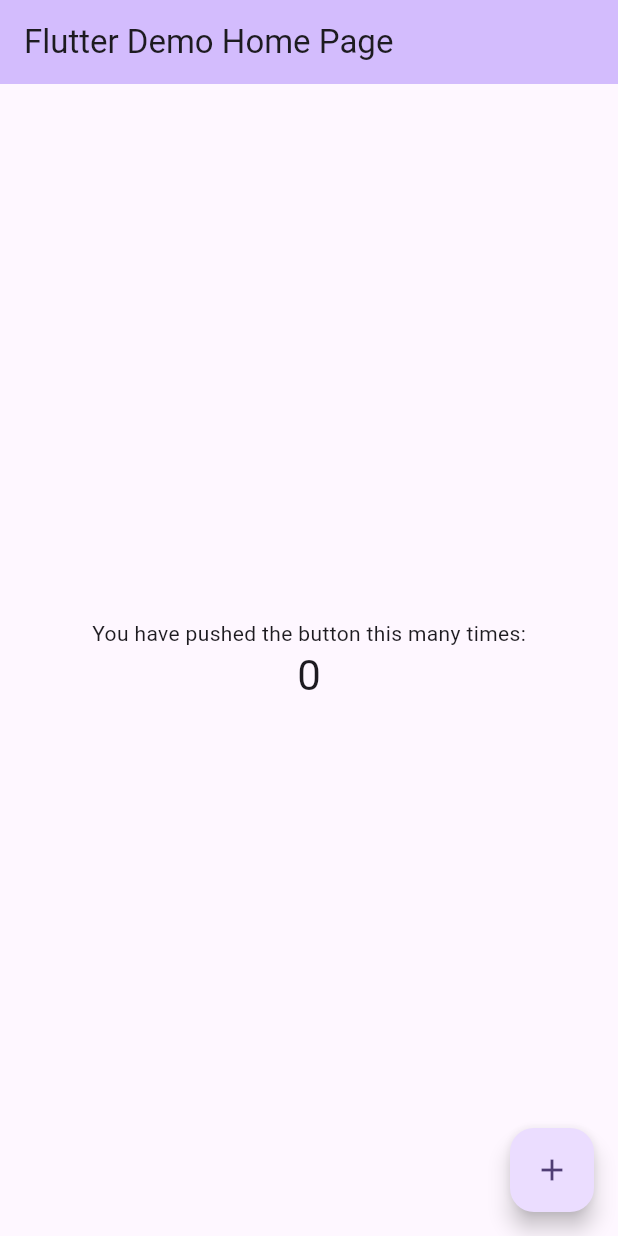
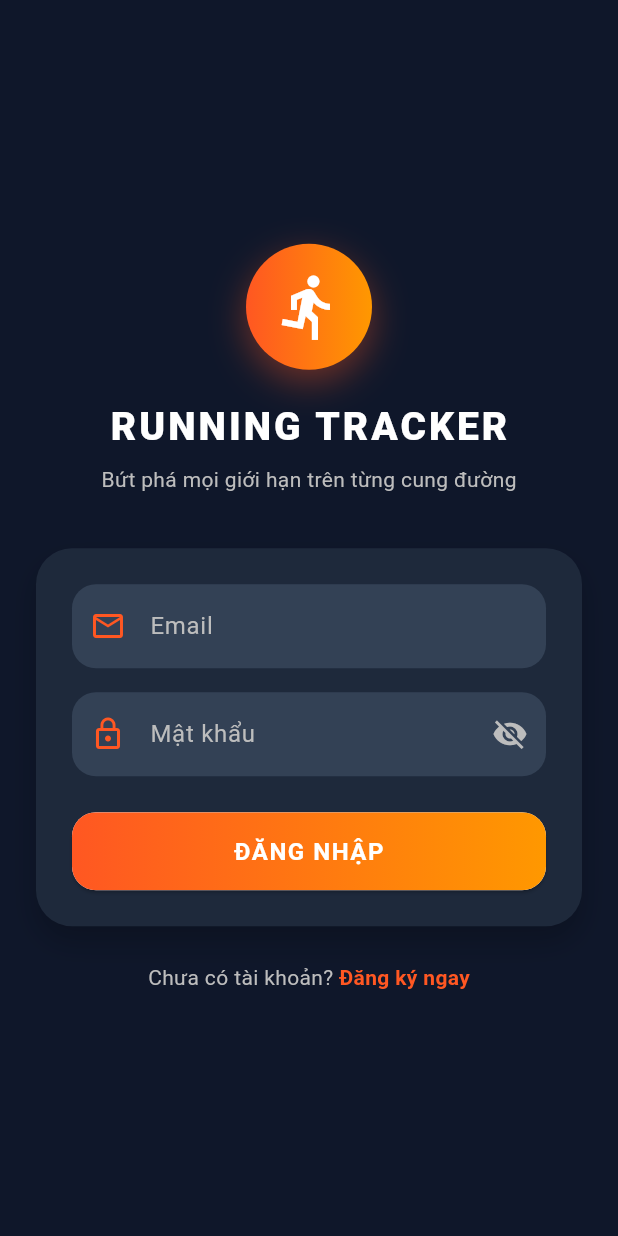
Before and after one commit to hanhhanh0508/running-app, a Flutter app: the screen it shows after launch, on a phone screen of 412 x 824 dp. Run offline on Flutter 3.47's test engine with Material 3 defaults, Android fonts, the phone set to English and light mode, and no system bars; our stand-ins replace shared_preferences.

Commit message:
Feat: Add modern login/register UI and SharedPreferences token storage

```diff
--- a/lib/main.dart
+++ b/lib/main.dart
@@ -1,4 +1,5 @@
 import 'package:flutter/material.dart';
+import 'screens/login_screen.dart';
 
 void main() {
   runApp(const MyApp());
@@ -7,116 +8,15 @@ void main() {
 class MyApp extends StatelessWidget {
   const MyApp({super.key});
 
-  // This widget is the root of your application.
   @override
   Widget build(BuildContext context) {
     return MaterialApp(
-      title: 'Flutter Demo',
+      title: 'Running App',
       theme: ThemeData(
-        // This is the theme of your application.
-        //
-        // TRY THIS: Try running your application with "flutter run". You'll see
-        // the application has a purple toolbar. Then, without quitting the app,
-        // try changing the seedColor in the colorScheme below to Colors.green
-        // and then invoke "hot reload" (save your changes or press the "hot
-        // reload" button in a Flutter-supported IDE, or press "r" if you used
-        // the command line to start the app).
-        //
-        // Notice that the counter didn't reset back to zero; the application
-        // state is not lost during the reload. To reset the state, use hot
-        // restart instead.
-        //
-        // This works for code too, not just values: Most code changes can be
-        // tested with just a hot reload.
-        colorScheme: .fromSeed(seedColor: Colors.deepPurple),
+        primarySwatch: Colors.blue,
       ),
-      home: const MyHomePage(title: 'Flutter Demo Home Page'),
+      home: const LoginScreen(),
+      debugShowCheckedModeBanner: false,
     );
   }
 }
-
-class MyHomePage extends StatefulWidget {
-  const MyHomePage({super.key, required this.title});
-
-  // This widget is the home page of your application. It is stateful, meaning
-  // that it has a State object (defined below) that contains fields that affect
-  // how it looks.
-
-  // This class is the configuration for the state. It holds the values (in this
-  // case the title) provided by the parent (in this case the App widget) and
-  // used by the build method of the State. Fields in a Widget subclass are
-  // always marked "final".
-
-  final String title;
-
-  @override
-  State<MyHomePage> createState() => _MyHomePageState();
-}
-
-class _MyHomePageState extends State<MyHomePage> {
-  int _counter = 0;
-
-  void _incrementCounter() {
-    setState(() {
-      // This call to setState tells the Flutter framework that something has
-      // changed in this State, which causes it to rerun the build method below
-      // so that the display can reflect the updated values. If we changed
-      // _counter without calling setState(), then the build method would not be
-      // called again, and so nothing would appear to happen.
-      _counter++;
-    });
-  }
-
-  @override
-  Widget build(BuildContext context) {
-    // This method is rerun every time setState is called, for instance as done
-    // by the _incrementCounter method above.
-    //
-    // The Flutter framework has been optimized to make rerunning build methods
-    // fast, so that you can just rebuild anything that needs updating rather
-    // than having to individually change instances of widgets.
-    return Scaffold(
-      appBar: AppBar(
-        // TRY THIS: Try changing the color here to a specific color (to
-        // Colors.amber, perhaps?) and trigger a hot reload to see the AppBar
-        // change color while the other colors stay the same.
-        backgroundColor: Theme.of(context).colorScheme.inversePrimary,
-        // Here we take the value from the MyHomePage object that was created by
-        // the App.build method, and use it to set our appbar title.
-        title: Text(widget.title),
-      ),
-      body: Center(
-        // Center is a layout widget. It takes a single child and positions it
-        // in the middle of the parent.
-        child: Column(
-          // Column is also a layout widget. It takes a list of children and
-          // arranges them vertically. By default, it sizes itself to fit its
-          // children horizontally, and tries to be as tall as its parent.
-          //
-          // Column has various properties to control how it sizes itself and
-          // how it positions its children. Here we use mainAxisAlignment to
-          // center the children vertically; the main axis here is the vertical
-          // axis because Columns are vertical (the cross axis would be
-          // horizontal).
-          //
-          // TRY THIS: Invoke "debug painting" (choose the "Toggle Debug Paint"
-          // action in the IDE, or press "p" in the console), to see the
-          // wireframe for each widget.
-          mainAxisAlignment: .center,
-          children: [
-            const Text('You have pushed the button this many times:'),
-            Text(
-              '$_counter',
-              style: Theme.of(context).textTheme.headlineMedium,
-            ),
-          ],
-        ),
-      ),
-      floatingActionButton: FloatingActionButton(
-        onPressed: _incrementCounter,
-        tooltip: 'Increment',
-        child: const Icon(Icons.add),
-      ),
-    );
-  }
-}
--- /dev/null
+++ b/lib/screens/login_screen.dart
@@ -0,0 +1,264 @@
+import 'dart:convert';
+import 'package:flutter/material.dart';
+import 'package:http/http.dart' as http;
+import 'package:shared_preferences/shared_preferences.dart';
+import '../config/constants.dart';
+import 'register_screen.dart';
+
+class LoginScreen extends StatefulWidget {
+  const LoginScreen({super.key});
+
+  @override
+  State<LoginScreen> createState() => _LoginScreenState();
+}
+
+class _LoginScreenState extends State<LoginScreen> {
+  final _emailController = TextEditingController();
+  final _passwordController = TextEditingController();
+  bool _isLoading = false;
+  bool _obscurePassword = true;
+
+  Future<void> _login() async {
+    final email = _emailController.text.trim();
+    final password = _passwordController.text.trim();
+
+    if (email.isEmpty || password.isEmpty) {
+      ScaffoldMessenger.of(context).showSnackBar(
+        const SnackBar(content: Text('Vui lòng nhập email và mật khẩu')),
+      );
+      return;
+    }
+
+    setState(() => _isLoading = true);
+
+    try {
+      final response = await http.post(
+        Uri.parse('${AppConstants.baseUrl}/auth/login'),
+        headers: {'Content-Type': 'application/json'},
+        body: jsonEncode({'email': email, 'password': password}),
+      );
+
+      final data = jsonDecode(response.body);
+
+      if (response.statusCode == 200) {
+        final token = data['token'];
+        final prefs = await SharedPreferences.getInstance();
+        await prefs.setString('jwt_token', token);
+
+        if (!mounted) return;
+        ScaffoldMessenger.of(context).showSnackBar(
+          const SnackBar(
+            content: Text('🚀 Chào mừng bạn quay lại! Đăng nhập thành công.'),
+            backgroundColor: Color(0xFF10B981),
+          ),
+        );
+      } else {
+        if (!mounted) return;
+        ScaffoldMessenger.of(context).showSnackBar(
+          SnackBar(
+            content: Text(data['message'] ?? 'Đăng nhập thất bại'),
+            backgroundColor: Colors.redAccent,
+          ),
+        );
+      }
+    } catch (e) {
+      if (!mounted) return;
+      ScaffoldMessenger.of(context).showSnackBar(
+        SnackBar(content: Text('Lỗi kết nối Server: $e')),
+      );
+    } finally {
+      if (mounted) setState(() => _isLoading = false);
+    }
+  }
+
+  @override
+  Widget build(BuildContext context) {
+    return Scaffold(
+      backgroundColor: const Color(0xFF0F172A),
+      body: SafeArea(
+        child: Center(
+          child: SingleChildScrollView(
+            padding: const EdgeInsets.symmetric(horizontal: 24.0),
+            child: Column(
+              mainAxisAlignment: MainAxisAlignment.center,
+              children: [
+                // Header Logo
+                Container(
+                  padding: const EdgeInsets.all(18),
+                  decoration: BoxDecoration(
+                    shape: BoxShape.circle,
+                    gradient: const LinearGradient(
+                      colors: [Color(0xFFFF5722), Color(0xFFFF9800)],
+                    ),
+                    boxShadow: [
+                      BoxShadow(
+                        color: const Color(0xFFFF5722).withOpacity(0.4),
+                        blurRadius: 20,
+                        offset: const Offset(0, 8),
+                      ),
+                    ],
+                  ),
+                  child: const Icon(
+                    Icons.directions_run,
+                    size: 48,
+                    color: Colors.white,
+                  ),
+                ),
+                const SizedBox(height: 20),
+
+                const Text(
+                  'RUNNING TRACKER',
+                  style: TextStyle(
+                    fontSize: 26,
+                    fontWeight: FontWeight.w900,
+                    letterSpacing: 2,
+                    color: Colors.white,
+                  ),
+                ),
+                const SizedBox(height: 6),
+                Text(
+                  'Bứt phá mọi giới hạn trên từng cung đường',
+                  style: TextStyle(
+                    fontSize: 14,
+                    color: Colors.grey[400],
+                  ),
+                ),
+                const SizedBox(height: 36),
+
+                // Form Card
+                Container(
+                  padding: const EdgeInsets.all(24),
+                  decoration: BoxDecoration(
+                    color: const Color(0xFF1E293B),
+                    borderRadius: BorderRadius.circular(24),
+                    boxShadow: [
+                      BoxShadow(
+                        color: Colors.black.withOpacity(0.2),
+                        blurRadius: 15,
+                        offset: const Offset(0, 10),
+                      ),
+                    ],
+                  ),
+                  child: Column(
+                    children: [
+                      TextField(
+                        controller: _emailController,
+                        style: const TextStyle(color: Colors.white),
+                        keyboardType: TextInputType.emailAddress,
+                        decoration: InputDecoration(
+                          labelText: 'Email',
+                          labelStyle: TextStyle(color: Colors.grey[400]),
+                          prefixIcon: const Icon(Icons.email_outlined, color: Color(0xFFFF5722)),
+                          filled: true,
+                          fillColor: const Color(0xFF334155),
+                          border: OutlineInputBorder(
+                            borderRadius: BorderRadius.circular(16),
+                            borderSide: BorderSide.none,
+                          ),
+                        ),
+                      ),
+                      const SizedBox(height: 16),
+                      TextField(
+                        controller: _passwordController,
+                        style: const TextStyle(color: Colors.white),
+                        obscureText: _obscurePassword,
+                        decoration: InputDecoration(
+                          labelText: 'Mật khẩu',
+                          labelStyle: TextStyle(color: Colors.grey[400]),
+                          prefixIcon: const Icon(Icons.lock_outline, color: Color(0xFFFF5722)),
+                          suffixIcon: IconButton(
+                            icon: Icon(
+                              _obscurePassword ? Icons.visibility_off : Icons.visibility,
+                              color: Colors.grey[400],
+                            ),
+                            onPressed: () {
+                              setState(() => _obscurePassword = !_obscurePassword);
+                            },
+                          ),
+                          filled: true,
+                          fillColor: const Color(0xFF334155),
+                          border: OutlineInputBorder(
+                            borderRadius: BorderRadius.circular(16),
+                            borderSide: BorderSide.none,
+                          ),
+                        ),
+                      ),
+                      const SizedBox(height: 24),
+                      SizedBox(
+                        width: double.infinity,
+                        height: 52,
+                        child: ElevatedButton(
+                          onPressed: _isLoading ? null : _login,
+                          style: ElevatedButton.styleFrom(
+                            padding: EdgeInsets.zero,
+                            shape: RoundedRectangleBorder(
+                              borderRadius: BorderRadius.circular(16),
+                            ),
+                          ),
+                          child: Ink(
+                            decoration: BoxDecoration(
+                              gradient: const LinearGradient(
+                                colors: [Color(0xFFFF5722), Color(0xFFFF9800)],
+                              ),
+                              borderRadius: BorderRadius.circular(16),
+                            ),
+                            child: Container(
+                              alignment: Alignment.center,
+                              child: _isLoading
+                                  ? const SizedBox(
+                                      width: 24,
+                                      height: 24,
+                                      child: CircularProgressIndicator(
+                                        color: Colors.white,
+                                        strokeWidth: 2,
+                                      ),
+                                    )
+                                  : const Text(
+                                      'ĐĂNG NHẬP',
+                                      style: TextStyle(
+                                        fontSize: 16,
+                                        fontWeight: FontWeight.bold,
+                                        letterSpacing: 1,
+                                        color: Colors.white,
+                                      ),
+                                    ),
+                            ),
+                          ),
+                        ),
+                      ),
+                    ],
+                  ),
+                ),
+                const SizedBox(height: 24),
+                Row(
+                  mainAxisAlignment: MainAxisAlignment.center,
+                  children: [
+                    Text(
+                      'Chưa có tài khoản? ',
+                      style: TextStyle(color: Colors.grey[400]),
+                    ),
+                    GestureDetector(
+                      onTap: () {
+                        Navigator.push(
+                          context,
+                          MaterialPageRoute(builder: (_) => const RegisterScreen()),
+                        );
+                      },
+                      child: const Text(
+                        'Đăng ký ngay',
+                        style: TextStyle(
+                          color: Color(0xFFFF5722),
+                          fontWeight: FontWeight.bold,
+                        ),
+                      ),
+                    ),
+                  ],
+                ),
+              ],
+            ),
+          ),
+        ),
+      ),
+    );
+  }
+}
--- a/pubspec.yaml
+++ b/pubspec.yaml
@@ -34,6 +34,8 @@ dependencies:
   # The following adds the Cupertino Icons font to your application.
   # Use with the CupertinoIcons class for iOS style icons.
   cupertino_icons: ^1.0.8
+  http: ^1.6.0
+  shared_preferences: ^2.5.6
 
 dev_dependencies:
   flutter_test:
```
Also changed, not shown: lib/config/constants.dart (added, +17 -0 lines), lib/screens/register_screen.dart (added, +236 -0 lines), pubspec.lock, 4 other files.
